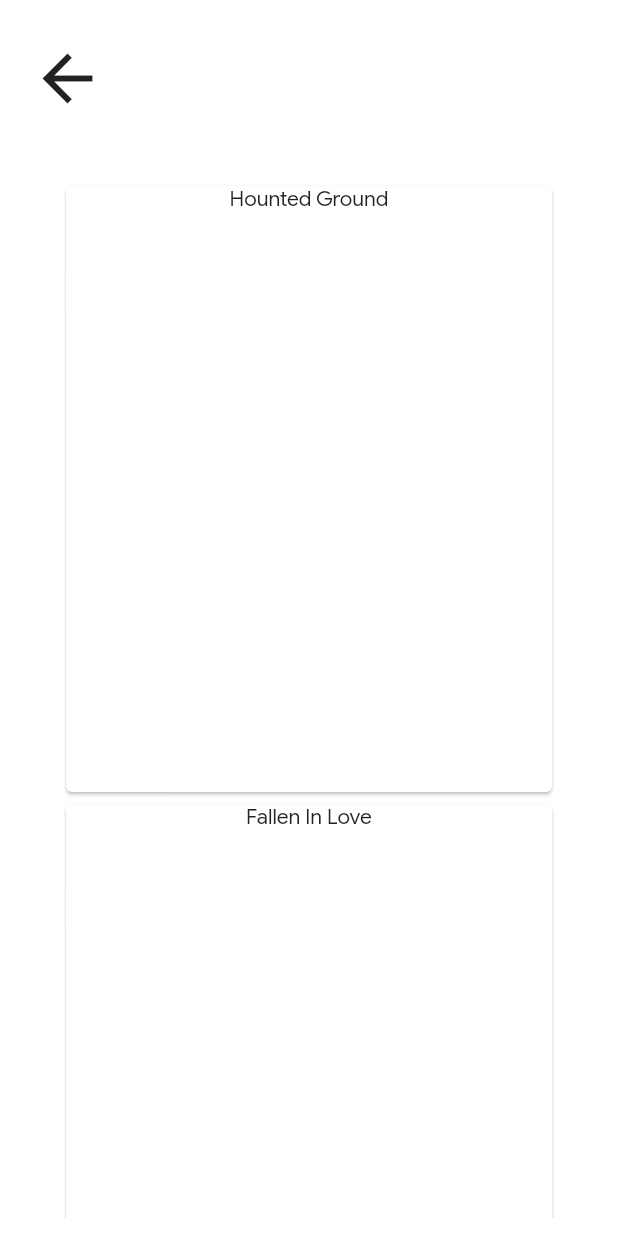
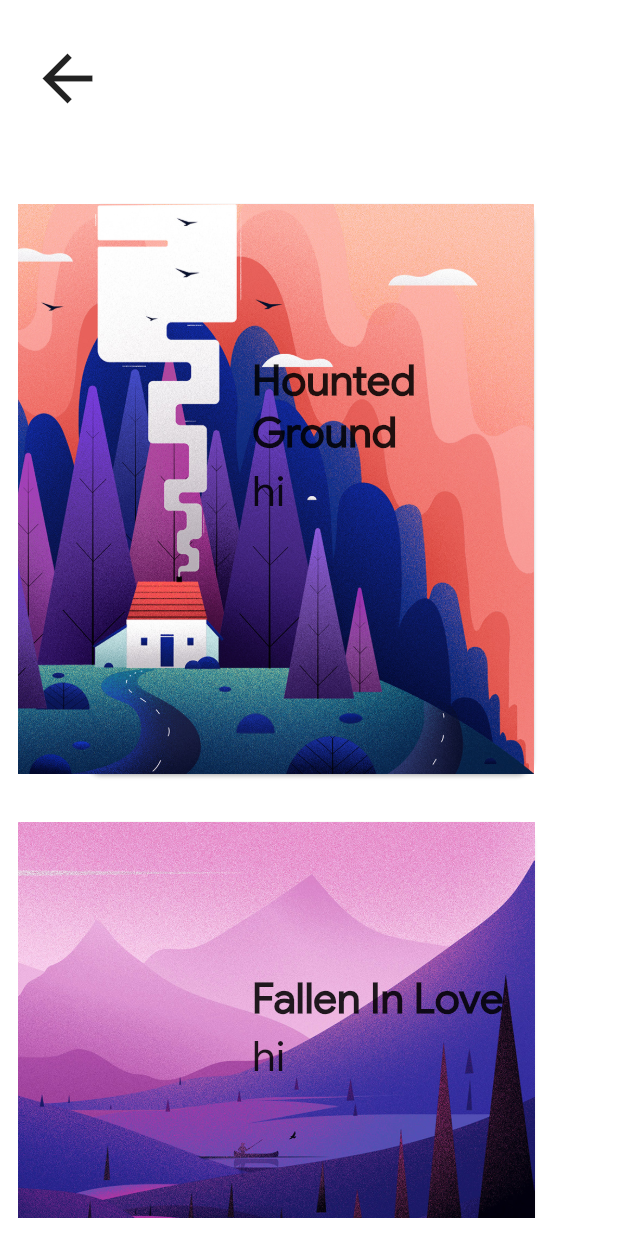
Before and after one commit to xtilyn/portfolio_flutter, a Flutter app: the PortfolioView screen opened by its route, on a phone screen of 412 x 824 dp. Run offline on Flutter 3.47's test engine with Material 2 defaults, Android fonts, the phone set to English and light mode, and no system bars; our stand-ins replace responsive_builder; missing offline and left inert: universal_html.

Commit message:
fixed mobile home content

```diff
--- a/lib/constants/app_colors.dart
+++ b/lib/constants/app_colors.dart
@@ -3,3 +3,4 @@ import 'package:flutter/rendering.dart';
 
 const Color primaryColor = Color.fromARGB(255, 31, 229, 146);
 const Color bgGray = Color.fromARGB(255,245,245,245);
+const Color homeBg = Color.fromARGB(255, 245, 245, 245);
--- a/lib/views/home/home_content_mobile.dart
+++ b/lib/views/home/home_content_mobile.dart
@@ -1,5 +1,4 @@
 import 'package:flutter/material.dart';
-import 'package:flutter_portfolio/constants/app_colors.dart';
 import 'package:flutter_portfolio/widgets/portfolio_snippet/portfolio_snippet.dart';
 import 'package:flutter_portfolio/widgets/profile_snippet/profile_snippet.dart';
 
@@ -10,7 +9,6 @@ class HomeContentMobile extends StatelessWidget {
   Widget build(BuildContext context) {
     return SingleChildScrollView(
       child: Container(
-        color: bgGray,
         child: Padding(
           padding: EdgeInsets.all(8),
           child: Column(
--- a/lib/views/portfolio/portfolio_view.dart
+++ b/lib/views/portfolio/portfolio_view.dart
@@ -10,7 +10,7 @@ class PortfolioView extends StatelessWidget {
   @override
   Widget build(BuildContext context) {
     MediaQueryData queryData = MediaQuery.of(context);
-    final width = 100.0;
+    final width = queryData.size.width;
     final height = queryData.size.height / 2;
 
     List<Widget> cards = new List();
@@ -18,9 +18,54 @@ class PortfolioView extends StatelessWidget {
       final card = Container(
         width: width,
         height: height,
-        child: Card(
-          child: Column(
-            children: <Widget>[Text(title[i])],
+        child: Padding(
+          padding: EdgeInsets.all(12.0),
+          child: Card(
+            elevation: 1,
+            shape: RoundedRectangleBorder(
+                borderRadius: BorderRadius.circular(12.0)),
+            child: Row(
+              crossAxisAlignment: CrossAxisAlignment.stretch,
+              children: <Widget>[
+                Expanded(
+                    flex: 1,
+                    child: FittedBox(
+                      child: Image.asset(images[i]),
+                      fit: BoxFit.cover,
+                    )),
+                SizedBox(
+                  width: 18,
+                ),
+                Expanded(
+                  flex: 2,
+                  child: Column(
+                    crossAxisAlignment: CrossAxisAlignment.start,
+                    mainAxisAlignment: MainAxisAlignment.start,
+                    children: <Widget>[
+                      SizedBox(
+                        height: 100,
+                      ),
+                      Text(
+                        title[i],
+                        style: TextStyle(
+                          fontSize: 28,
+                          fontWeight: FontWeight.w800
+                        ),
+                      ),
+                      SizedBox(
+                        height: 4,
+                      ),
+                      Text(
+                        'hi',
+                        style: TextStyle(
+                          fontSize: 28,
+                        ),
+                      )
+                    ],
+                  ),
+                )
+              ],
+            ),
           ),
         ),
       );
```
Also changed, not shown: lib/data.dart (+19 -0 lines), lib/widgets/navigation_bar/navigation_bar_mobile.dart (+9 -3 lines), lib/widgets/profile_snippet/profile_snippet.dart (+27 -13 lines).
